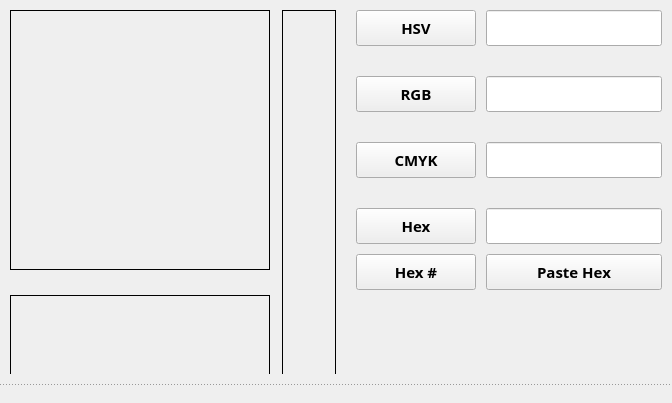
Qt form mainwindow.ui (mortalis13/Qt-Color-Picker-Qt) before a commit.
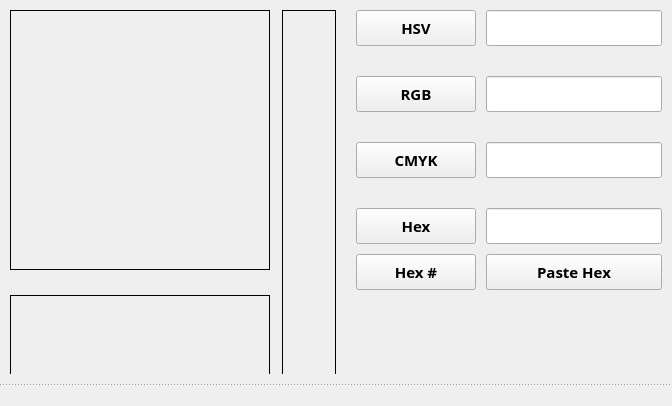
The same form after that commit. Custom widgets are drawn as their Qt base class.

```diff
--- a/mainwindow.ui
+++ b/mainwindow.ui
@@ -7,7 +7,7 @@
     <x>0</x>
     <y>0</y>
     <width>672</width>
-    <height>403</height>
+    <height>406</height>
    </rect>
   </property>
   <property name="sizePolicy">
@@ -19,13 +19,13 @@
   <property name="minimumSize">
    <size>
     <width>672</width>
-    <height>403</height>
+    <height>406</height>
    </size>
   </property>
   <property name="maximumSize">
    <size>
     <width>672</width>
-    <height>413</height>
+    <height>406</height>
    </size>
   </property>
   <property name="windowTitle">
@@ -754,6 +754,14 @@
    </layout>
   </widget>
   <widget class="QStatusBar" name="statusBar">
+   <property name="font">
+    <font>
+     <family>Lucida Sans Unicode</family>
+     <pointsize>9</pointsize>
+     <weight>75</weight>
+     <bold>true</bold>
+    </font>
+   </property>
    <property name="autoFillBackground">
     <bool>false</bool>
    </property>
```
Left out of the diff: 2 changed lines with no effect on the pictures.
